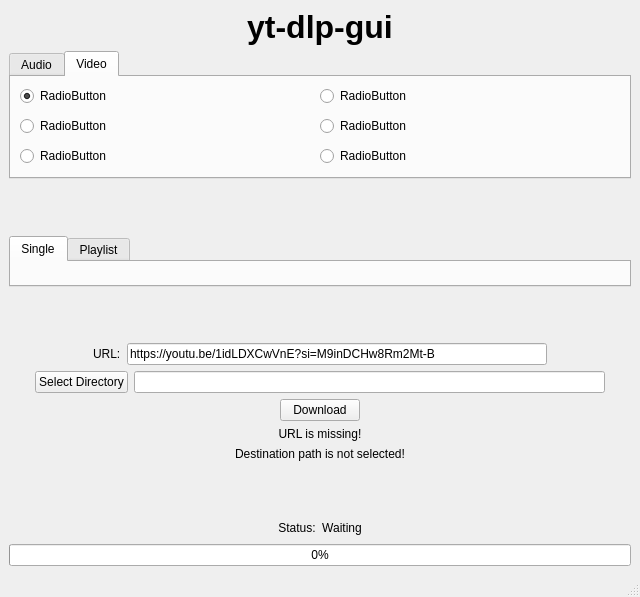
First picture: the form in maingui.ui, repository Bundes197/yt-dlp-gui, before the edit.
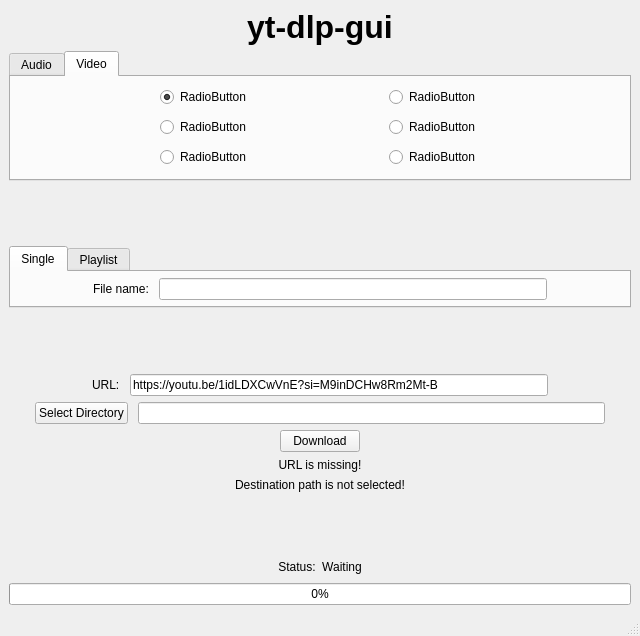
Second picture: the form after the edit. The open tabs and pages were chosen to show the change.

Commit message: feat: options for single/playlist, visual changes

Patch:
```diff
--- a/maingui.ui
+++ b/maingui.ui
@@ -7,7 +7,7 @@
     <x>0</x>
     <y>0</y>
     <width>640</width>
-    <height>597</height>
+    <height>636</height>
    </rect>
   </property>
   <property name="windowTitle">
@@ -127,20 +127,72 @@
         <string>Video</string>
        </attribute>
        <layout class="QGridLayout" name="gridLayout_2">
+        <property name="leftMargin">
+         <number>10</number>
+        </property>
+        <property name="topMargin">
+         <number>10</number>
+        </property>
+        <property name="rightMargin">
+         <number>10</number>
+        </property>
+        <property name="bottomMargin">
+         <number>10</number>
+        </property>
         <property name="horizontalSpacing">
          <number>0</number>
         </property>
         <property name="verticalSpacing">
          <number>10</number>
         </property>
-        <item row="1" column="0">
+        <item row="1" column="1">
          <widget class="QRadioButton" name="radioButton_9">
           <property name="text">
            <string>RadioButton</string>
           </property>
          </widget>
         </item>
-        <item row="0" column="0">
+        <item row="1" column="0">
+         <spacer name="horizontalSpacer_16">
+          <property name="orientation">
+           <enum>Qt::Orientation::Horizontal</enum>
+          </property>
+          <property name="sizeHint" stdset="0">
+           <size>
+            <width>40</width>
+            <height>20</height>
+           </size>
+          </property>
+         </spacer>
+        </item>
+        <item row="1" column="4">
+         <spacer name="horizontalSpacer_17">
+          <property name="orientation">
+           <enum>Qt::Orientation::Horizontal</enum>
+          </property>
+          <property name="sizeHint" stdset="0">
+           <size>
+            <width>40</width>
+            <height>20</height>
+           </size>
+          </property>
+         </spacer>
+        </item>
+        <item row="2" column="1">
+         <widget class="QRadioButton" name="radioButton_11">
+          <property name="text">
+           <string>RadioButton</string>
+          </property>
+         </widget>
+        </item>
+        <item row="2" column="3">
+         <widget class="QRadioButton" name="radioButton_12">
+          <property name="text">
+           <string>RadioButton</string>
+          </property>
+         </widget>
+        </item>
+        <item row="0" column="1">
          <widget class="QRadioButton" name="radioButton_7">
           <property name="text">
            <string>RadioButton</string>
@@ -150,33 +202,32 @@
           </property>
          </widget>
         </item>
-        <item row="0" column="1">
+        <item row="0" column="3">
          <widget class="QRadioButton" name="radioButton_8">
           <property name="text">
            <string>RadioButton</string>
           </property>
          </widget>
         </item>
-        <item row="1" column="1">
+        <item row="1" column="3">
          <widget class="QRadioButton" name="radioButton_10">
           <property name="text">
            <string>RadioButton</string>
           </property>
          </widget>
         </item>
-        <item row="2" column="0">
-         <widget class="QRadioButton" name="radioButton_11">
-          <property name="text">
-           <string>RadioButton</string>
+        <item row="1" column="2">
+         <spacer name="horizontalSpacer_18">
+          <property name="orientation">
+           <enum>Qt::Orientation::Horizontal</enum>
           </property>
-         </widget>
-        </item>
-        <item row="2" column="1">
-         <widget class="QRadioButton" name="radioButton_12">
-          <property name="text">
-           <string>RadioButton</string>
+          <property name="sizeHint" stdset="0">
+           <size>
+            <width>40</width>
+            <height>20</height>
+           </size>
           </property>
-         </widget>
+         </spacer>
         </item>
        </layout>
       </widget>
@@ -204,7 +255,76 @@
        <attribute name="title">
         <string>Single</string>
        </attribute>
-       <layout class="QVBoxLayout" name="verticalLayout_6"/>
+       <layout class="QVBoxLayout" name="verticalLayout_6">
+        <property name="spacing">
+         <number>0</number>
+        </property>
+        <property name="leftMargin">
+         <number>5</number>
+        </property>
+        <property name="topMargin">
+         <number>5</number>
+        </property>
+        <property name="rightMargin">
+         <number>5</number>
+        </property>
+        <property name="bottomMargin">
+         <number>5</number>
+        </property>
+        <item>
+         <layout class="QHBoxLayout" name="horizontalLayout_6" stretch="3,1,15,3">
+          <property name="spacing">
+           <number>10</number>
+          </property>
+          <item>
+           <spacer name="horizontalSpacer_9">
+            <property name="orientation">
+             <enum>Qt::Orientation::Horizontal</enum>
+            </property>
+            <property name="sizeHint" stdset="0">
+             <size>
+              <width>40</width>
+              <height>20</height>
+             </size>
+            </property>
+           </spacer>
+          </item>
+          <item>
+           <widget class="QLabel" name="fileNameLabel">
+            <property name="text">
+             <string>File name:</string>
+            </property>
+            <property name="margin">
+             <number>0</number>
+            </property>
+            <property name="indent">
+             <number>-1</number>
+            </property>
+           </widget>
+          </item>
+          <item>
+           <widget class="QLineEdit" name="fileNameInput">
+            <property name="maxLength">
+             <number>256</number>
+            </property>
+           </widget>
+          </item>
+          <item>
+           <spacer name="horizontalSpacer_10">
+            <property name="orientation">
+             <enum>Qt::Orientation::Horizontal</enum>
+            </property>
+            <property name="sizeHint" stdset="0">
+             <size>
+              <width>40</width>
+              <height>20</height>
+             </size>
+            </property>
+           </spacer>
+          </item>
+         </layout>
+        </item>
+       </layout>
       </widget>
       <widget class="QWidget" name="playlistTab">
        <attribute name="title">
@@ -229,6 +349,9 @@
     </item>
     <item>
      <layout class="QHBoxLayout" name="horizontalLayout" stretch="3,1,15,3">
+      <property name="spacing">
+       <number>10</number>
+      </property>
       <item>
        <spacer name="horizontalSpacer">
         <property name="orientation">
@@ -288,6 +411,9 @@
     </item>
     <item>
      <layout class="QHBoxLayout" name="horizontalLayout_4" stretch="1,1,18,1">
+      <property name="spacing">
+       <number>10</number>
+      </property>
       <item>
        <spacer name="horizontalSpacer_5">
         <property name="orientation">
```
Left out of the diff: 126 changed lines with no effect on the pictures.
